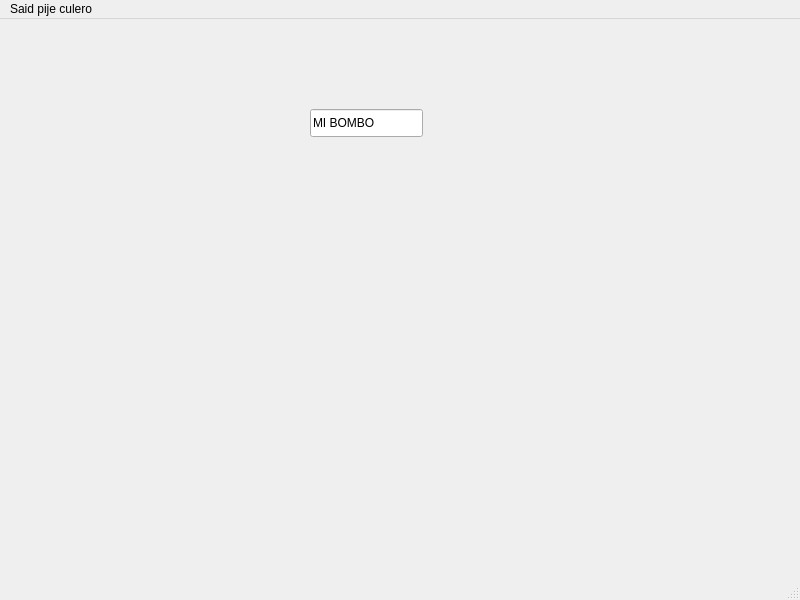
The window that mainwindow.ui (ElkinC21/FilesSystem) describes before a commit, drawn with Qt 5.
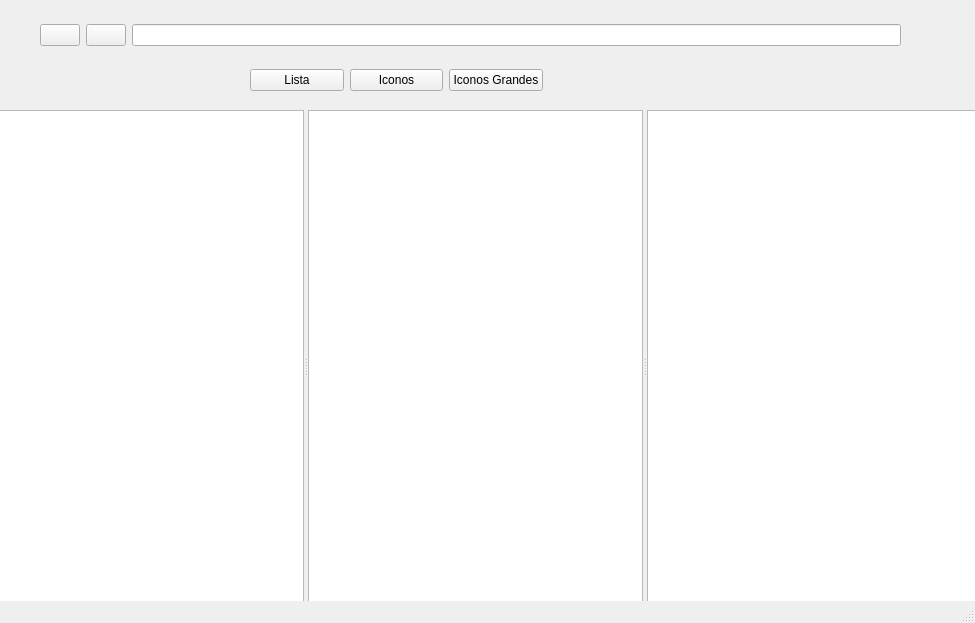
The same window after the commit. Icons and pictures are not drawn.

What changed in the file:
```diff
--- a/mainwindow.ui
+++ b/mainwindow.ui
@@ -6,43 +6,116 @@
    <rect>
     <x>0</x>
     <y>0</y>
-    <width>800</width>
-    <height>600</height>
+    <width>975</width>
+    <height>623</height>
    </rect>
   </property>
   <property name="windowTitle">
    <string>MainWindow</string>
   </property>
   <widget class="QWidget" name="centralwidget">
-   <widget class="QLineEdit" name="lineEdit">
+   <widget class="QWidget" name="horizontalLayoutWidget">
     <property name="geometry">
      <rect>
-      <x>310</x>
-      <y>90</y>
-      <width>113</width>
-      <height>28</height>
+      <x>40</x>
+      <y>10</y>
+      <width>861</width>
+      <height>51</height>
      </rect>
+    </property>
+    <layout class="QHBoxLayout" name="horizontalLayout">
+     <item>
+      <widget class="QPushButton" name="pushButton_4">
+       <property name="text">
+        <string/>
+       </property>
+       <property name="icon">
+        <iconset theme="QIcon::ThemeIcon::GoPrevious"/>
+       </property>
+      </widget>
+     </item>
+     <item>
+      <widget class="QPushButton" name="pushButton_5">
+       <property name="text">
+        <string/>
+       </property>
+       <property name="icon">
+        <iconset theme="QIcon::ThemeIcon::GoNext"/>
+       </property>
+      </widget>
+     </item>
+     <item>
+      <widget class="QLineEdit" name="lineEdit"/>
+     </item>
+    </layout>
+   </widget>
+   <widget class="QWidget" name="horizontalLayoutWidget_2">
+    <property name="geometry">
+     <rect>
+      <x>250</x>
+      <y>60</y>
+      <width>293</width>
+      <height>41</height>
+     </rect>
+    </property>
+    <layout class="QHBoxLayout" name="horizontalLayout_2">
+     <item>
+      <widget class="QPushButton" name="pushButton_2">
+       <property name="text">
+        <string>Lista</string>
+       </property>
+      </widget>
+     </item>
+     <item>
+      <widget class="QPushButton" name="pushButton">
+       <property name="text">
+        <string>Iconos</string>
+       </property>
+      </widget>
+     </item>
+     <item>
+      <widget class="QPushButton" name="pushButton_3">
+       <property name="text">
+        <string>Iconos Grandes</string>
+       </property>
+      </widget>
+     </item>
+    </layout>
+   </widget>
+   <widget class="QLabel" name="label">
+    <property name="geometry">
+     <rect>
+      <x>780</x>
+      <y>149</y>
+      <width>171</width>
+      <height>51</height>
+     </rect>
+    </property>
+    <property name="font">
+     <font>
+      <pointsize>12</pointsize>
+     </font>
     </property>
     <property name="text">
-     <string>MI BOMBO</string>
+     <string>Informacion del archivo</string>
     </property>
    </widget>
-  </widget>
-  <widget class="QMenuBar" name="menubar">
-   <property name="geometry">
-    <rect>
-     <x>0</x>
-     <y>0</y>
-     <width>800</width>
-     <height>25</height>
-    </rect>
-   </property>
-   <widget class="QMenu" name="menuSaid_pije_culero">
-    <property name="title">
-     <string>Said pije culero</string>
+   <widget class="QSplitter" name="splitter">
+    <property name="geometry">
+     <rect>
+      <x>-30</x>
+      <y>110</y>
+      <width>1011</width>
+      <height>511</height>
+     </rect>
     </property>
+    <property name="orientation">
+     <enum>Qt::Orientation::Horizontal</enum>
+    </property>
+    <widget class="QListWidget" name="listWidget"/>
+    <widget class="QListWidget" name="listWidget_2"/>
+    <widget class="QListWidget" name="listWidget_3"/>
    </widget>
-   <addaction name="menuSaid_pije_culero"/>
   </widget>
   <widget class="QStatusBar" name="statusbar"/>
  </widget>
```
